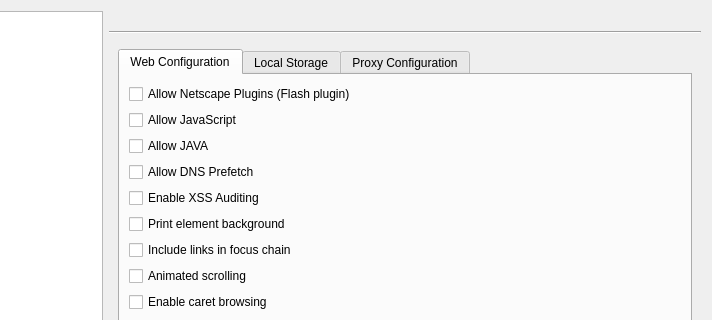
This is src/lib/preferences/preferences.ui in QupZilla/qupzilla as Qt 5 draws it before an edit; both pictures show x 128 to 840 and y 0 to 320 of the 840 by 554 pixel window. The edited form follows.
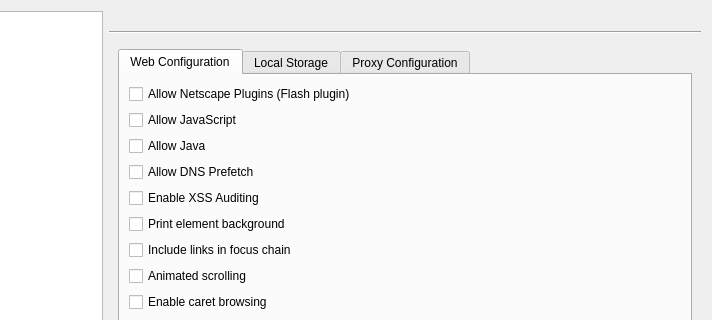
This is the edited form. The open tabs and pages were chosen to show the change. Custom widgets are drawn as their Qt base class.

```diff
--- a/src/lib/preferences/preferences.ui
+++ b/src/lib/preferences/preferences.ui
@@ -1100,7 +1100,7 @@
                  <item>
                   <widget class="QCheckBox" name="allowJava">
                    <property name="text">
-                    <string>Allow JAVA</string>
+                    <string>Allow Java</string>
                    </property>
                   </widget>
                  </item>
```
Left out of the diff: 2 changed lines with no effect on the pictures.
